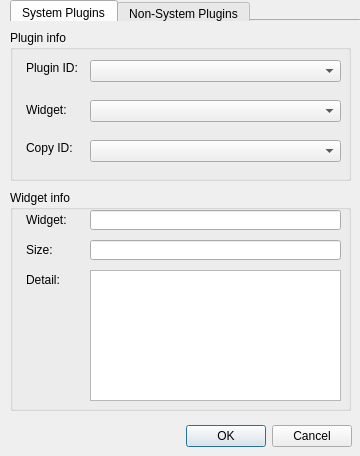
Above: src/QCPF_Plugins/QCPF_ViewEditor/pluginwidgetviewer.ui from Jamie-tong/QCPFrame before the change. Below: the same form after it.
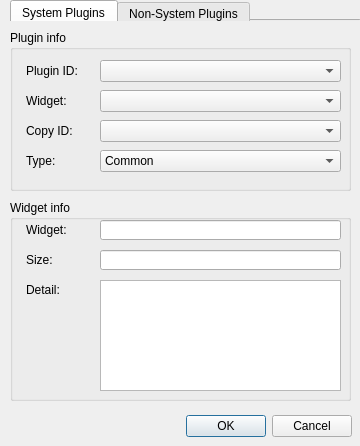
That is the form after the change. Icons and pictures are not drawn.

Patch:
```diff
--- a/src/QCPF_Plugins/QCPF_ViewEditor/pluginwidgetviewer.ui
+++ b/src/QCPF_Plugins/QCPF_ViewEditor/pluginwidgetviewer.ui
@@ -7,7 +7,7 @@
     <x>0</x>
     <y>0</y>
     <width>360</width>
-    <height>456</height>
+    <height>446</height>
    </rect>
   </property>
   <property name="windowTitle">
@@ -21,7 +21,7 @@
    <property name="geometry">
     <rect>
      <x>-10</x>
-     <y>420</y>
+     <y>410</y>
      <width>362</width>
      <height>32</height>
     </rect>
@@ -37,9 +37,9 @@
    <property name="geometry">
     <rect>
      <x>10</x>
-     <y>190</y>
+     <y>200</y>
      <width>341</width>
-     <height>221</height>
+     <height>201</height>
     </rect>
    </property>
    <property name="title">
@@ -50,7 +50,7 @@
      <rect>
       <x>16</x>
       <y>20</y>
-      <width>61</width>
+      <width>71</width>
       <height>20</height>
      </rect>
     </property>
@@ -64,9 +64,9 @@
     </property>
     <property name="geometry">
      <rect>
-      <x>80</x>
+      <x>90</x>
       <y>20</y>
-      <width>251</width>
+      <width>241</width>
       <height>20</height>
      </rect>
     </property>
@@ -80,10 +80,10 @@
     </property>
     <property name="geometry">
      <rect>
-      <x>80</x>
+      <x>90</x>
       <y>80</y>
-      <width>251</width>
-      <height>131</height>
+      <width>241</width>
+      <height>111</height>
      </rect>
     </property>
    </widget>
@@ -92,7 +92,7 @@
      <rect>
       <x>16</x>
       <y>80</y>
-      <width>61</width>
+      <width>71</width>
       <height>20</height>
      </rect>
     </property>
@@ -106,9 +106,9 @@
     </property>
     <property name="geometry">
      <rect>
-      <x>80</x>
+      <x>90</x>
       <y>50</y>
-      <width>251</width>
+      <width>241</width>
       <height>20</height>
      </rect>
     </property>
@@ -121,7 +121,7 @@
      <rect>
       <x>16</x>
       <y>50</y>
-      <width>61</width>
+      <width>71</width>
       <height>20</height>
      </rect>
     </property>
@@ -159,7 +159,7 @@
      <x>10</x>
      <y>30</y>
      <width>341</width>
-     <height>151</height>
+     <height>161</height>
     </rect>
    </property>
    <property name="title">
@@ -168,9 +168,9 @@
    <widget class="QComboBox" name="cbPluginWidget">
     <property name="geometry">
      <rect>
-      <x>80</x>
-      <y>70</y>
-      <width>251</width>
+      <x>90</x>
+      <y>60</y>
+      <width>241</width>
       <height>22</height>
      </rect>
     </property>
@@ -179,8 +179,8 @@
     <property name="geometry">
      <rect>
       <x>16</x>
-      <y>30</y>
-      <width>81</width>
+      <y>33</y>
+      <width>71</width>
       <height>16</height>
      </rect>
     </property>
@@ -191,9 +191,9 @@
    <widget class="QComboBox" name="cbPluginID">
     <property name="geometry">
      <rect>
-      <x>80</x>
+      <x>90</x>
       <y>30</y>
-      <width>251</width>
+      <width>241</width>
       <height>22</height>
      </rect>
     </property>
@@ -202,8 +202,8 @@
     <property name="geometry">
      <rect>
       <x>16</x>
-      <y>72</y>
-      <width>91</width>
+      <y>63</y>
+      <width>71</width>
       <height>16</height>
      </rect>
     </property>
@@ -215,8 +215,8 @@
     <property name="geometry">
      <rect>
       <x>16</x>
-      <y>110</y>
-      <width>81</width>
+      <y>93</y>
+      <width>71</width>
       <height>16</height>
      </rect>
     </property>
@@ -227,13 +227,49 @@
    <widget class="QComboBox" name="cbCopyID">
     <property name="geometry">
      <rect>
-      <x>80</x>
-      <y>110</y>
-      <width>251</width>
+      <x>90</x>
+      <y>90</y>
+      <width>241</width>
       <height>22</height>
      </rect>
     </property>
    </widget>
+   <widget class="QLabel" name="label_4">
+    <property name="geometry">
+     <rect>
+      <x>16</x>
+      <y>123</y>
+      <width>71</width>
+      <height>16</height>
+     </rect>
+    </property>
+    <property name="text">
+     <string>Type:</string>
+    </property>
+   </widget>
+   <widget class="QComboBox" name="cbStatusbarItemType">
+    <property name="geometry">
+     <rect>
+      <x>90</x>
+      <y>120</y>
+      <width>241</width>
+      <height>22</height>
+     </rect>
+    </property>
+    <property name="currentText">
+     <string>Common</string>
+    </property>
+    <item>
+     <property name="text">
+      <string>Common</string>
+     </property>
+    </item>
+    <item>
+     <property name="text">
+      <string>Permanent</string>
+     </property>
+    </item>
+   </widget>
    <zorder>label_2</zorder>
    <zorder>cbPluginWidget</zorder>
    <zorder>label</zorder>
```
Left out of the diff: 2 changed lines with no effect on the pictures.
